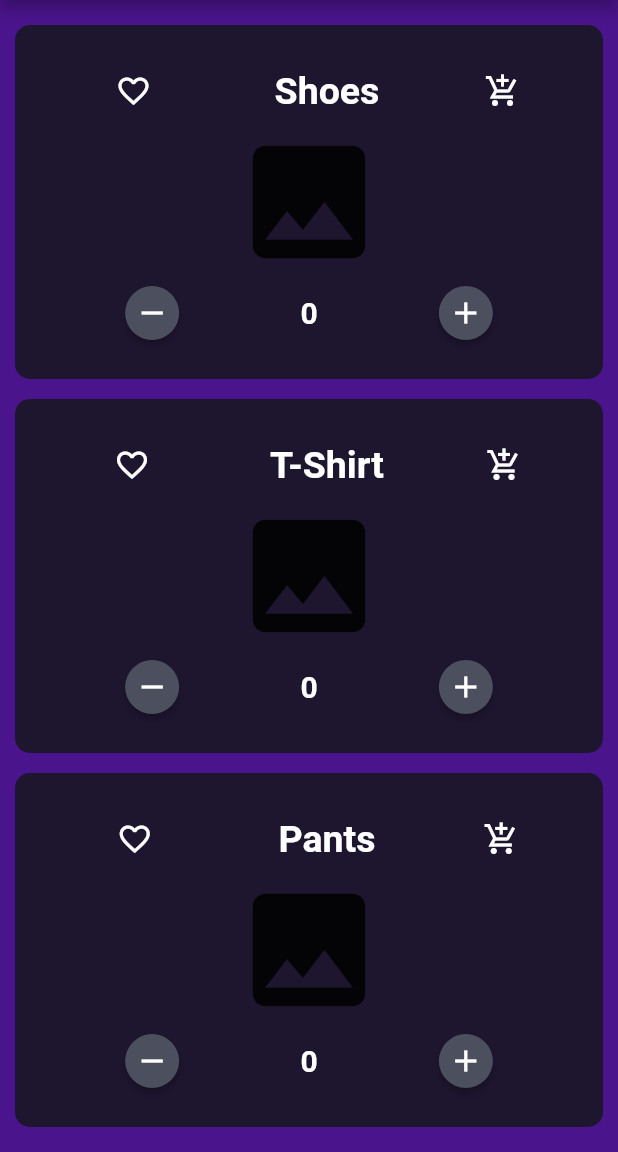
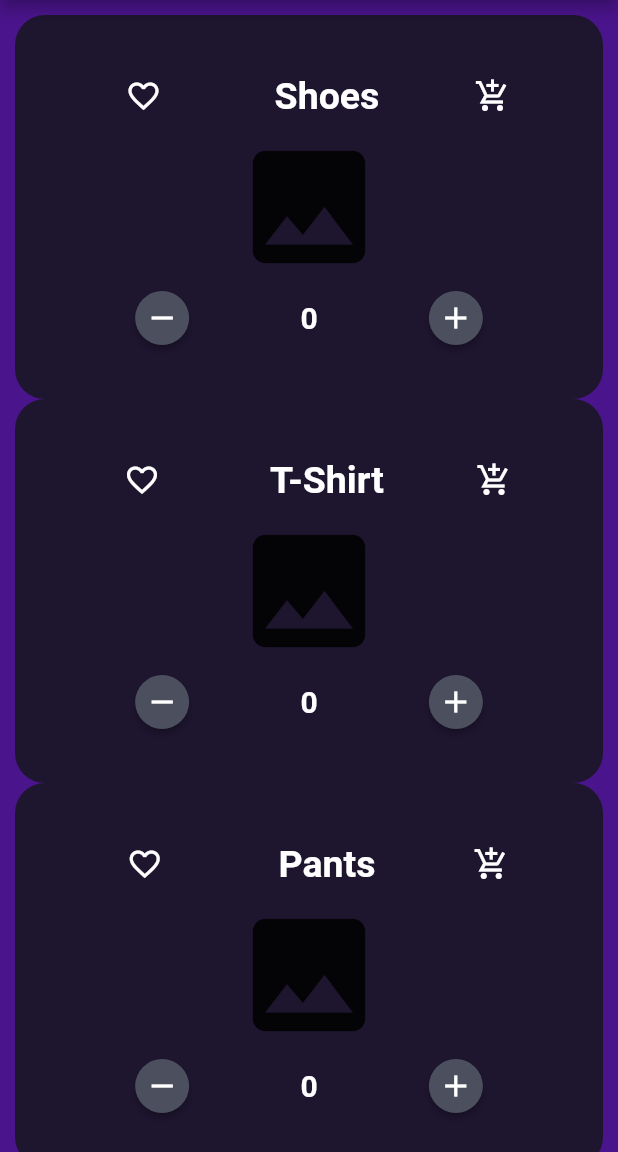
Before and after one commit to Marawanemad/MyShop, a Flutter app: the screen it shows after launch, after a tap on the "favorite outline" icon, on a phone screen of 412 x 824 dp, the part 84-1236 px from its top. Run offline on Flutter 3.47's test engine with Material 2 defaults, Android fonts, the phone set to English and light mode, and no system bars.

Commit message:
Update window.dart

```diff
--- a/lib/window.dart
+++ b/lib/window.dart
@@ -10,22 +10,22 @@ class Window extends StatefulWidget {
 
 class _Window extends State<Window> {
   int num = 0;
-  bool flag = false;
+  bool fav = true;
   @override
   Widget build(BuildContext context) {
     return Container(
-      padding: const EdgeInsets.all(20.0),
+      padding: const EdgeInsets.all(30.0),
       decoration: BoxDecoration(
-          borderRadius: BorderRadius.circular(10),
+          borderRadius: BorderRadius.circular(20),
           color: const Color(0xff1e152f)),
       child: Column(children: [
         Row(mainAxisAlignment: MainAxisAlignment.spaceAround, children: [
           IconButton(
               icon: const Icon(Icons.favorite_border, color: Colors.white),
               onPressed: () {
-                flag = !flag;
                 setState(() {
-                  flag == false ? Colors.white : Colors.red;
+                  fav = !fav;
+                  fav ? Colors.red : Colors.white;
                 });
               }),
           Text(
@@ -49,7 +49,9 @@ class _Window extends State<Window> {
             onPressed: () {
               setState(() {
                 num--;
-                if (num < 0) num = 0;
+                if (num < 0) {
+                  num = 0;
+                }
               });
             },
             child: const Icon(
```
